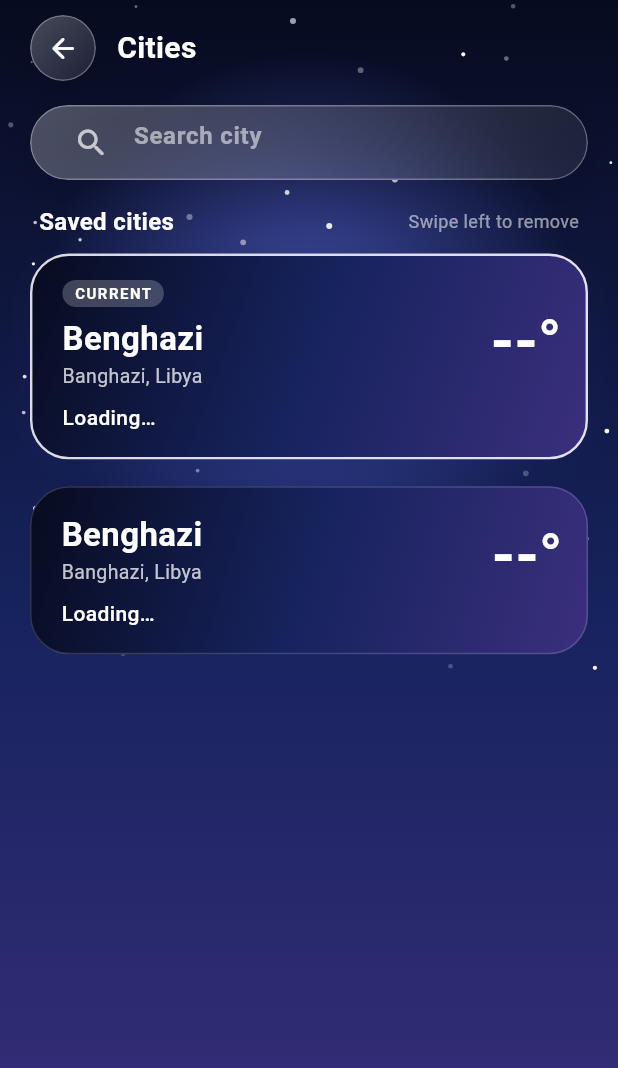
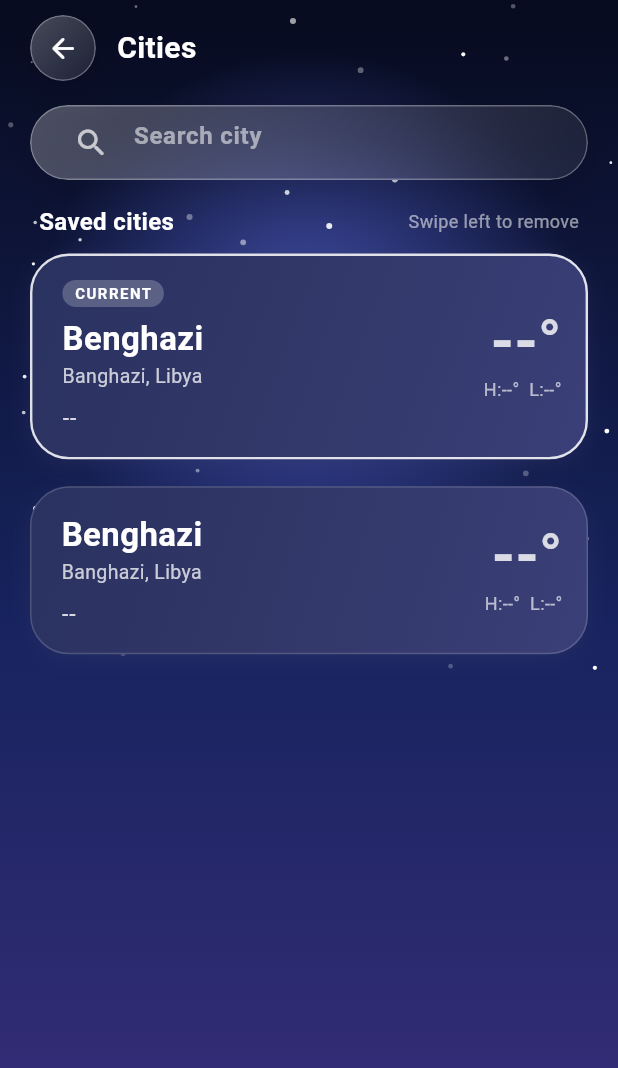
Before and after one commit to abdulrahman-saleh-cs/weather_app, a Flutter app: the CitiesView screen opened directly, on a phone screen of 412 x 824 dp. Shown: the top 1068 px of the screen. Run offline on Flutter 3.47's test engine with Material 3 defaults, Android fonts, the phone set to English and light mode, and no system bars; our stand-ins replace dartz, dio, equatable, flutter_bloc, get_it, internet_connection_checker_plus and 1 more; accounts and stored records are empty; network calls fail.

Commit message:
style(cities): show pulsing dash placeholders and a calm loading color on city cards

```diff
--- a/lib/features/cities/presentation/pages/cities/widgets/saved_city_card.dart
+++ b/lib/features/cities/presentation/pages/cities/widgets/saved_city_card.dart
@@ -18,14 +18,20 @@ class SavedCityCard extends StatelessWidget {
   final CityWeatherEntity? weather;
   final bool selected;
   final VoidCallback onTap;
-
+  /// Calm blue-violet base shown until the city's weather arrives.
+  static const _loadingGradient = [
+    Color(0xFF2A3260),
+    Color(0xFF323869),
+    Color(0xFF3A3F78),
+  ];
   @override
   Widget build(BuildContext context) {
     final w = weather;
     final condition = w == null ? null : conditionFromWmo(w.weatherCode);
     final isDay = w?.isDay ?? false;
-    final theme = themeFor(condition ?? WeatherCondition.clear, isDay ? DayPhase.noon : DayPhase.night);
-
+    final gradient = w == null
+        ? _loadingGradient
+        : themeFor(condition ?? WeatherCondition.clear, isDay ? DayPhase.noon : DayPhase.night).gradient;
     return GestureDetector(
       behavior: HitTestBehavior.opaque,
       onTap: onTap,
@@ -38,7 +44,7 @@ class SavedCityCard extends StatelessWidget {
           gradient: LinearGradient(
             begin: Alignment.topLeft,
             end: Alignment.bottomRight,
-            colors: theme.gradient,
+            colors: gradient,
           ),
           border: Border.all(
             color: Colors.white.withValues(alpha: selected ? .85 : .16),
@@ -46,9 +52,9 @@ class SavedCityCard extends StatelessWidget {
           ),
           boxShadow: [
             BoxShadow(
-              color: theme.gradient[1].withValues(alpha: .35),
-              blurRadius: 18,
-              offset: const Offset(0, 8),
+              color: gradient[1].withValues(alpha: .35),
+              blurRadius: 12,
+              offset: const Offset(0, 4),
             ),
           ],
         ),
@@ -87,9 +93,12 @@ class _CityInfo extends StatelessWidget {
               style: TextStyle(fontSize: 13, color: Colors.white.withValues(alpha: .75)),
             ),
           const SizedBox(height: 8),
-          Text(
-            condition?.label ?? 'Loading…',
+          _Pulse(
+            active: condition == null,
+            child: Text(
+              condition?.label ?? '--',
               style: const TextStyle(fontSize: 14, fontWeight: FontWeight.w500, color: Colors.white),
+            ),
           ),
         ],
       );
@@ -125,17 +134,66 @@ class _Reading extends StatelessWidget {
       if (w != null && condition != null)
         WeatherIcon(condition: condition!, isNight: !w.isDay, size: 52, animate: false),
       const SizedBox(width: 6),
-      Column(crossAxisAlignment: CrossAxisAlignment.end, children: [
+      _Pulse(
+        active: w == null,
+        child: Column(crossAxisAlignment: CrossAxisAlignment.end, children: [
           Text(
             w == null ? '--°' : '${w.temperature}°',
             style: const TextStyle(fontSize: 40, fontWeight: FontWeight.w600, height: 1, color: Colors.white),
           ),
           const SizedBox(height: 4),
           Text(
-          w == null ? '' : 'H:${w.maxTemp}°  L:${w.minTemp}°',
+            w == null ? 'H:--°  L:--°' : 'H:${w.maxTemp}°  L:${w.minTemp}°',
             style: TextStyle(fontSize: 12, color: Colors.white.withValues(alpha: .8)),
           ),
         ]),
+      ),
     ]);
   }
 }
+/// Slowly fades its child in and out while [active] (used for the "--" placeholders).
+class _Pulse extends StatefulWidget {
+  const _Pulse({required this.active, required this.child});
+  final bool active;
+  final Widget child;
+
+  @override
+  State<_Pulse> createState() => _PulseState();
+}
+
+class _PulseState extends State<_Pulse> with SingleTickerProviderStateMixin {
+  late final AnimationController _controller =
+      AnimationController(vsync: this, duration: const Duration(milliseconds: 750));
+  late final Animation<double> _opacity = Tween<double>(begin: 1, end: .45)
+      .animate(CurvedAnimation(parent: _controller, curve: Curves.easeInOut));
+
+  @override
+  void initState() {
+    super.initState();
+    _sync();
+  }
+
+  @override
+  void didUpdateWidget(_Pulse oldWidget) {
+    super.didUpdateWidget(oldWidget);
+    _sync();
+  }
+
+  void _sync() {
+    if (widget.active) {
+      if (!_controller.isAnimating) _controller.repeat(reverse: true);
+    } else {
+      _controller.stop();
+      _controller.value = 0;
+    }
+  }
+
+  @override
+  void dispose() {
+    _controller.dispose();
+    super.dispose();
+  }
+
+  @override
+  Widget build(BuildContext context) => FadeTransition(opacity: _opacity, child: widget.child);
+}
--- a/lib/features/cities/presentation/pages/cities/widgets/search_results_list.dart
+++ b/lib/features/cities/presentation/pages/cities/widgets/search_results_list.dart
@@ -2,7 +2,7 @@ import 'package:flutter/material.dart';
 import 'package:flutter_bloc/flutter_bloc.dart';
 import '../../../manager/manager.dart';
 import 'city_tile.dart';
-
+import 'package:weather_app/core/core.dart';
 class SearchResultsList extends StatelessWidget {
   const SearchResultsList({super.key, required this.onCityChosen});
 
```
Lines whose indentation alone changed are shown as unchanged.
